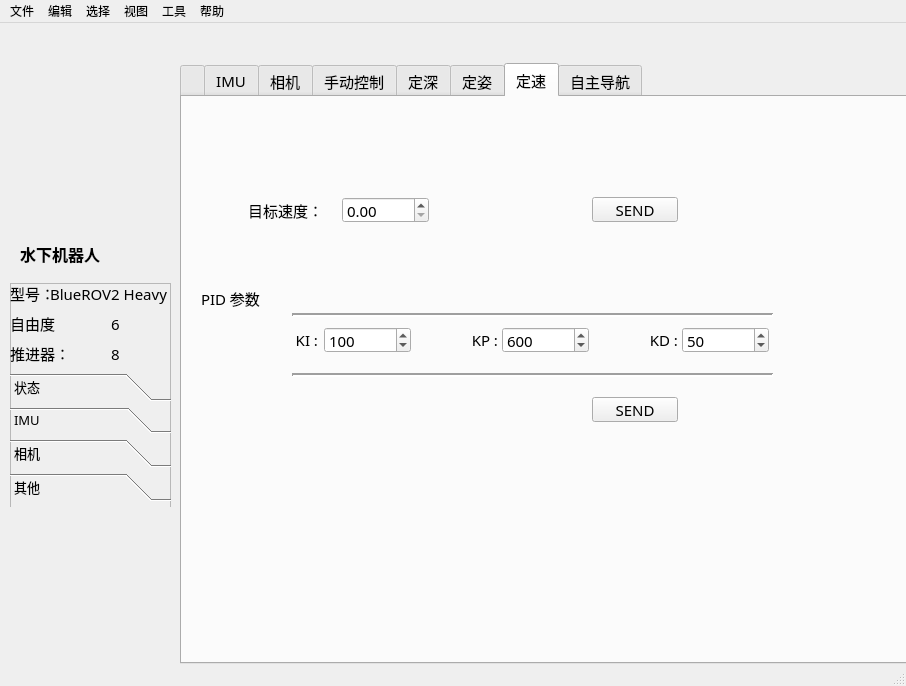
Above: src/gui/gui2.ui from liujiacheng1009/rov_viewer before the change. Below: the same form after it.
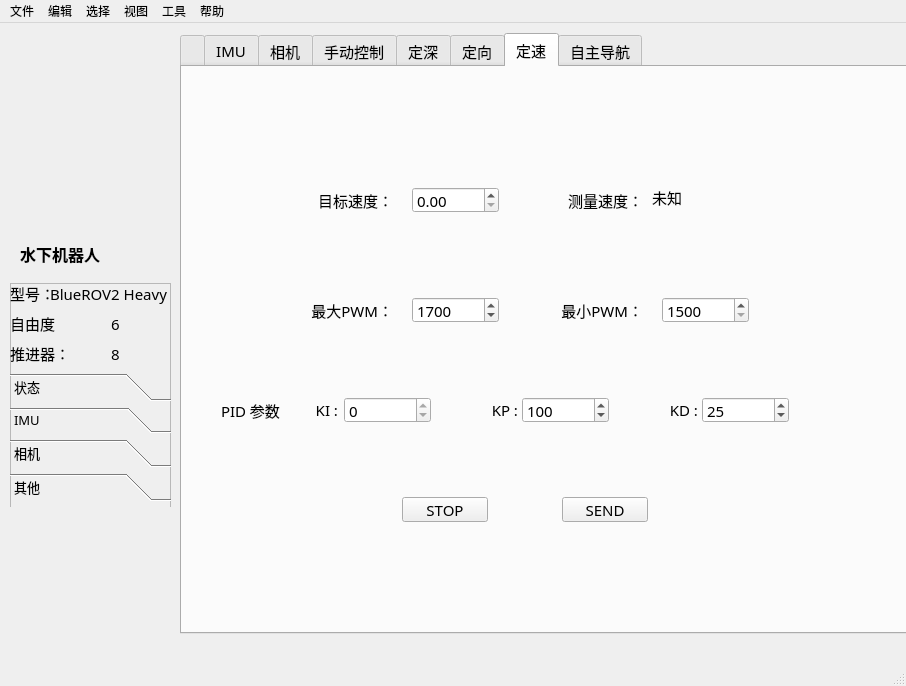
That is the form after the change. The open tabs and pages were chosen to show the change. Icons and pictures are not drawn.

The edit to the form file:
```diff
--- a/src/gui/gui2.ui
+++ b/src/gui/gui2.ui
@@ -33,7 +33,7 @@
     <property name="geometry">
      <rect>
       <x>180</x>
-      <y>40</y>
+      <y>10</y>
       <width>751</width>
       <height>601</height>
      </rect>
@@ -1327,7 +1327,7 @@
     </widget>
     <widget class="QWidget" name="tab_3">
      <attribute name="title">
-      <string>定姿</string>
+      <string>定向</string>
      </attribute>
      <widget class="QLabel" name="label_25">
       <property name="geometry">
@@ -1457,270 +1457,394 @@
        <number>100</number>
       </property>
      </widget>
-     <widget class="QPushButton" name="pushButton_send_parameters_depth_3">
-      <property name="geometry">
-       <rect>
-        <x>410</x>
-        <y>300</y>
-        <width>86</width>
-        <height>25</height>
-       </rect>
-      </property>
-      <property name="text">
-       <string>SEND</string>
-      </property>
-     </widget>
-     <widget class="QPushButton" name="pushButton_send_parameters_depth_4">
-      <property name="geometry">
-       <rect>
-        <x>410</x>
-        <y>100</y>
-        <width>86</width>
-        <height>25</height>
-       </rect>
-      </property>
-      <property name="text">
-       <string>SEND</string>
-      </property>
-     </widget>
-     <widget class="QSpinBox" name="spinBox_KD_depth_2">
-      <property name="geometry">
-       <rect>
-        <x>500</x>
-        <y>230</y>
-        <width>87</width>
-        <height>26</height>
-       </rect>
-      </property>
-      <property name="maximum">
-       <number>1000</number>
-      </property>
-      <property name="value">
-       <number>50</number>
-      </property>
-      <property name="displayIntegerBase">
-       <number>10</number>
-      </property>
-     </widget>
-     <widget class="QDoubleSpinBox" name="doubleSpinBox_depth_2">
-      <property name="geometry">
-       <rect>
-        <x>160</x>
-        <y>100</y>
-        <width>87</width>
-        <height>26</height>
-       </rect>
-      </property>
-     </widget>
-     <widget class="QLabel" name="label_23">
-      <property name="geometry">
-       <rect>
-        <x>5</x>
-        <y>188</y>
-        <width>87</width>
-        <height>26</height>
-       </rect>
-      </property>
-      <property name="text">
-       <string>PID 参数</string>
-      </property>
-      <property name="alignment">
-       <set>Qt::AlignCenter</set>
-      </property>
-     </widget>
-    </widget>
-    <widget class="QWidget" name="tab_4">
-     <attribute name="title">
-      <string>定速</string>
-     </attribute>
      <widget class="QLabel" name="label_26">
       <property name="geometry">
        <rect>
-        <x>230</x>
-        <y>230</y>
+        <x>420</x>
+        <y>310</y>
         <width>86</width>
         <height>26</height>
        </rect>
       </property>
       <property name="text">
-       <string>KP :</string>
+       <string>KD :</string>
       </property>
       <property name="alignment">
        <set>Qt::AlignRight|Qt::AlignTrailing|Qt::AlignVCenter</set>
       </property>
      </widget>
-     <widget class="QSpinBox" name="spinBox_KP_depth_3">
+     <widget class="QWidget" name="verticalLayoutWidget_10">
       <property name="geometry">
        <rect>
-        <x>320</x>
-        <y>230</y>
-        <width>87</width>
-        <height>26</height>
+        <x>110</x>
+        <y>180</y>
+        <width>501</width>
+        <height>80</height>
        </rect>
       </property>
-      <property name="maximum">
-       <number>1000</number>
-      </property>
-      <property name="value">
-       <number>600</number>
-      </property>
+      <layout class="QVBoxLayout" name="verticalLayout_16"/>
      </widget>
      <widget class="QLabel" name="label_27">
       <property name="geometry">
        <rect>
-        <x>50</x>
-        <y>230</y>
+        <x>460</x>
+        <y>100</y>
+        <width>81</width>
+        <height>21</height>
+       </rect>
+      </property>
+      <property name="text">
+       <string>未知</string>
+      </property>
+     </widget>
+     <widget class="QPushButton" name="pb_heading_send">
+      <property name="geometry">
+       <rect>
+        <x>370</x>
+        <y>410</y>
         <width>86</width>
-        <height>26</height>
+        <height>25</height>
        </rect>
       </property>
       <property name="text">
-       <string>KI :</string>
-      </property>
-      <property name="alignment">
-       <set>Qt::AlignRight|Qt::AlignTrailing|Qt::AlignVCenter</set>
+       <string>SEND</string>
       </property>
      </widget>
-     <widget class="Line" name="line_5">
+     <widget class="QWidget" name="verticalLayoutWidget_11">
       <property name="geometry">
        <rect>
         <x>110</x>
-        <y>270</y>
-        <width>481</width>
-        <height>16</height>
+        <y>60</y>
+        <width>501</width>
+        <height>80</height>
        </rect>
       </property>
-      <property name="lineWidth">
-       <number>2</number>
-      </property>
-      <property name="orientation">
-       <enum>Qt::Horizontal</enum>
-      </property>
+      <layout class="QVBoxLayout" name="verticalLayout_17"/>
      </widget>
      <widget class="QLabel" name="label_28">
       <property name="geometry">
        <rect>
-        <x>50</x>
-        <y>100</y>
+        <x>15</x>
+        <y>310</y>
+        <width>87</width>
+        <height>26</height>
+       </rect>
+      </property>
+      <property name="text">
+       <string>PID 参数</string>
+      </property>
+      <property name="alignment">
+       <set>Qt::AlignCenter</set>
+      </property>
+     </widget>
+     <widget class="QPushButton" name="pb_heading_stop">
+      <property name="geometry">
+       <rect>
+        <x>210</x>
+        <y>410</y>
+        <width>86</width>
+        <height>25</height>
+       </rect>
+      </property>
+      <property name="text">
+       <string>STOP</string>
+      </property>
+     </widget>
+     <widget class="QSpinBox" name="sb_heading_kp">
+      <property name="geometry">
+       <rect>
+        <x>330</x>
+        <y>310</y>
+        <width>87</width>
+        <height>26</height>
+       </rect>
+      </property>
+      <property name="maximum">
+       <number>100</number>
+      </property>
+      <property name="value">
+       <number>35</number>
+      </property>
+     </widget>
+     <widget class="QWidget" name="verticalLayoutWidget_12">
+      <property name="geometry">
+       <rect>
+        <x>110</x>
+        <y>280</y>
+        <width>501</width>
+        <height>80</height>
+       </rect>
+      </property>
+      <layout class="QVBoxLayout" name="verticalLayout_18"/>
+     </widget>
+     <widget class="QLabel" name="label_66">
+      <property name="geometry">
+       <rect>
+        <x>110</x>
+        <y>210</y>
         <width>91</width>
         <height>26</height>
        </rect>
       </property>
       <property name="text">
-       <string>目标速度：</string>
+       <string>最大PWM：</string>
       </property>
       <property name="alignment">
        <set>Qt::AlignRight|Qt::AlignTrailing|Qt::AlignVCenter</set>
       </property>
      </widget>
-     <widget class="Line" name="line_6">
+     <widget class="QDoubleSpinBox" name="dsb_heading_target">
       <property name="geometry">
        <rect>
-        <x>110</x>
-        <y>210</y>
-        <width>481</width>
-        <height>16</height>
+        <x>220</x>
+        <y>100</y>
+        <width>87</width>
+        <height>26</height>
        </rect>
       </property>
-      <property name="lineWidth">
-       <number>2</number>
+      <property name="minimum">
+       <double>0.000000000000000</double>
       </property>
-      <property name="orientation">
-       <enum>Qt::Horizontal</enum>
+      <property name="maximum">
+       <double>360.000000000000000</double>
+      </property>
+      <property name="value">
+       <double>0.000000000000000</double>
+      </property>
+     </widget>
+     <widget class="QSpinBox" name="sb_heading_kd">
+      <property name="geometry">
+       <rect>
+        <x>510</x>
+        <y>310</y>
+        <width>87</width>
+        <height>26</height>
+       </rect>
+      </property>
+      <property name="maximum">
+       <number>100</number>
+      </property>
+      <property name="value">
+       <number>25</number>
+      </property>
+      <property name="displayIntegerBase">
+       <number>10</number>
       </property>
      </widget>
      <widget class="QLabel" name="label_29">
       <property name="geometry">
        <rect>
-        <x>410</x>
-        <y>230</y>
+        <x>240</x>
+        <y>310</y>
         <width>86</width>
         <height>26</height>
        </rect>
       </property>
       <property name="text">
-       <string>KD :</string>
+       <string>KP :</string>
       </property>
       <property name="alignment">
        <set>Qt::AlignRight|Qt::AlignTrailing|Qt::AlignVCenter</set>
       </property>
      </widget>
-     <widget class="QSpinBox" name="spinBox_KI_depth_3">
+     <widget class="QSpinBox" name="sb_heading_max_pwm">
       <property name="geometry">
        <rect>
-        <x>142</x>
-        <y>230</y>
+        <x>220</x>
+        <y>210</y>
         <width>87</width>
         <height>26</height>
        </rect>
       </property>
-      <property name="maximum">
-       <number>1000</number>
+      <property name="minimum">
+       <number>1500</number>
       </property>
-      <property name="value">
-       <number>100</number>
-      </property>
-     </widget>
-     <widget class="QPushButton" name="pushButton_send_parameters_depth_5">
-      <property name="geometry">
-       <rect>
-        <x>410</x>
-        <y>300</y>
-        <width>86</width>
-        <height>25</height>
-       </rect>
-      </property>
-      <property name="text">
-       <string>SEND</string>
-      </property>
-     </widget>
-     <widget class="QPushButton" name="pushButton_send_parameters_depth_6">
-      <property name="geometry">
-       <rect>
-        <x>410</x>
-        <y>100</y>
-        <width>86</width>
-        <height>25</height>
-       </rect>
-      </property>
-      <property name="text">
-       <string>SEND</string>
-      </property>
-     </widget>
-     <widget class="QSpinBox" name="spinBox_KD_depth_3">
-      <property name="geometry">
-       <rect>
-        <x>500</x>
-        <y>230</y>
-        <width>87</width>
-        <height>26</height>
-       </rect>
-      </property>
       <property name="maximum">
-       <number>1000</number>
+       <number>2200</number>
       </property>
       <property name="value">
-       <number>50</number>
+       <number>1700</number>
       </property>
       <property name="displayIntegerBase">
        <number>10</number>
       </property>
      </widget>
-     <widget class="QDoubleSpinBox" name="doubleSpinBox_depth_3">
-      <property name="geometry">
-       <rect>
-        <x>160</x>
-        <y>100</y>
-        <width>87</width>
-        <height>26</height>
-       </rect>
-      </property>
-     </widget>
      <widget class="QLabel" name="label_34">
       <property name="geometry">
        <rect>
-        <x>5</x>
-        <y>188</y>
+        <x>110</x>
+        <y>100</y>
+        <width>91</width>
+        <height>26</height>
+       </rect>
+      </property>
+      <property name="text">
+       <string>目标方向：</string>
+      </property>
+      <property name="alignment">
+       <set>Qt::AlignRight|Qt::AlignTrailing|Qt::AlignVCenter</set>
+      </property>
+     </widget>
+     <widget class="QLabel" name="label_67">
+      <property name="geometry">
+       <rect>
+        <x>360</x>
+        <y>100</y>
+        <width>91</width>
+        <height>26</height>
+       </rect>
+      </property>
+      <property name="text">
+       <string>测量方向：</string>
+      </property>
+      <property name="alignment">
+       <set>Qt::AlignRight|Qt::AlignTrailing|Qt::AlignVCenter</set>
+      </property>
+     </widget>
+     <widget class="QLabel" name="label_68">
+      <property name="geometry">
+       <rect>
+        <x>60</x>
+        <y>310</y>
+        <width>86</width>
+        <height>26</height>
+       </rect>
+      </property>
+      <property name="text">
+       <string>KI :</string>
+      </property>
+      <property name="alignment">
+       <set>Qt::AlignRight|Qt::AlignTrailing|Qt::AlignVCenter</set>
+      </property>
+     </widget>
+     <widget class="QSpinBox" name="sb_depth_max_pwm_8">
+      <property name="geometry">
+       <rect>
+        <x>470</x>
+        <y>210</y>
+        <width>87</width>
+        <height>26</height>
+       </rect>
+      </property>
+      <property name="minimum">
+       <number>1500</number>
+      </property>
+      <property name="maximum">
+       <number>2200</number>
+      </property>
+      <property name="value">
+       <number>1500</number>
+      </property>
+      <property name="displayIntegerBase">
+       <number>10</number>
+      </property>
+     </widget>
+    </widget>
+    <widget class="QWidget" name="tab_4">
+     <attribute name="title">
+      <string>定速</string>
+     </attribute>
+     <widget class="QLabel" name="label_69">
+      <property name="geometry">
+       <rect>
+        <x>370</x>
+        <y>230</y>
+        <width>91</width>
+        <height>26</height>
+       </rect>
+      </property>
+      <property name="text">
+       <string>最小PWM：</string>
+      </property>
+      <property name="alignment">
+       <set>Qt::AlignRight|Qt::AlignTrailing|Qt::AlignVCenter</set>
+      </property>
+     </widget>
+     <widget class="QSpinBox" name="sb_velocity_ki">
+      <property name="geometry">
+       <rect>
+        <x>162</x>
+        <y>330</y>
+        <width>87</width>
+        <height>26</height>
+       </rect>
+      </property>
+      <property name="maximum">
+       <number>0</number>
+      </property>
+      <property name="value">
+       <number>0</number>
+      </property>
+     </widget>
+     <widget class="QLabel" name="label_70">
+      <property name="geometry">
+       <rect>
+        <x>430</x>
+        <y>330</y>
+        <width>86</width>
+        <height>26</height>
+       </rect>
+      </property>
+      <property name="text">
+       <string>KD :</string>
+      </property>
+      <property name="alignment">
+       <set>Qt::AlignRight|Qt::AlignTrailing|Qt::AlignVCenter</set>
+      </property>
+     </widget>
+     <widget class="QWidget" name="verticalLayoutWidget_13">
+      <property name="geometry">
+       <rect>
+        <x>120</x>
+        <y>200</y>
+        <width>501</width>
+        <height>80</height>
+       </rect>
+      </property>
+      <layout class="QVBoxLayout" name="verticalLayout_19"/>
+     </widget>
+     <widget class="QLabel" name="label_71">
+      <property name="geometry">
+       <rect>
+        <x>470</x>
+        <y>120</y>
+        <width>81</width>
+        <height>21</height>
+       </rect>
+      </property>
+      <property name="text">
+       <string>未知</string>
+      </property>
+     </widget>
+     <widget class="QPushButton" name="pb_velocity_send">
+      <property name="geometry">
+       <rect>
+        <x>380</x>
+        <y>430</y>
+        <width>86</width>
+        <height>25</height>
+       </rect>
+      </property>
+      <property name="text">
+       <string>SEND</string>
+      </property>
+     </widget>
+     <widget class="QWidget" name="verticalLayoutWidget_14">
+      <property name="geometry">
+       <rect>
+        <x>120</x>
+        <y>80</y>
+        <width>501</width>
+        <height>80</height>
+       </rect>
+      </property>
+      <layout class="QVBoxLayout" name="verticalLayout_20"/>
+     </widget>
+     <widget class="QLabel" name="label_72">
+      <property name="geometry">
+       <rect>
+        <x>25</x>
+        <y>330</y>
         <width>87</width>
         <height>26</height>
        </rect>
@@ -1732,6 +1856,199 @@
        <set>Qt::AlignCenter</set>
       </property>
      </widget>
+     <widget class="QPushButton" name="pb_velocity_stop">
+      <property name="geometry">
+       <rect>
+        <x>220</x>
+        <y>430</y>
+        <width>86</width>
+        <height>25</height>
+       </rect>
+      </property>
+      <property name="text">
+       <string>STOP</string>
+      </property>
+     </widget>
+     <widget class="QSpinBox" name="sb_velocity_kp">
+      <property name="geometry">
+       <rect>
+        <x>340</x>
+        <y>330</y>
+        <width>87</width>
+        <height>26</height>
+       </rect>
+      </property>
+      <property name="maximum">
+       <number>1000</number>
+      </property>
+      <property name="value">
+       <number>100</number>
+      </property>
+     </widget>
+     <widget class="QWidget" name="verticalLayoutWidget_15">
+      <property name="geometry">
+       <rect>
+        <x>120</x>
+        <y>300</y>
+        <width>501</width>
+        <height>80</height>
+       </rect>
+      </property>
+      <layout class="QVBoxLayout" name="verticalLayout_21"/>
+     </widget>
+     <widget class="QLabel" name="label_73">
+      <property name="geometry">
+       <rect>
+        <x>120</x>
+        <y>230</y>
+        <width>91</width>
+        <height>26</height>
+       </rect>
+      </property>
+      <property name="text">
+       <string>最大PWM：</string>
+      </property>
+      <property name="alignment">
+       <set>Qt::AlignRight|Qt::AlignTrailing|Qt::AlignVCenter</set>
+      </property>
+     </widget>
+     <widget class="QDoubleSpinBox" name="dsb_velocity_target">
+      <property name="geometry">
+       <rect>
+        <x>230</x>
+        <y>120</y>
+        <width>87</width>
+        <height>26</height>
+       </rect>
+      </property>
+     </widget>
+     <widget class="QSpinBox" name="sb_velocity_kd">
+      <property name="geometry">
+       <rect>
+        <x>520</x>
+        <y>330</y>
+        <width>87</width>
+        <height>26</height>
+       </rect>
+      </property>
+      <property name="maximum">
+       <number>1000</number>
+      </property>
+      <property name="value">
+       <number>25</number>
+      </property>
+      <property name="displayIntegerBase">
+       <number>10</number>
+      </property>
+     </widget>
+     <widget class="QLabel" name="label_74">
+      <property name="geometry">
+       <rect>
+        <x>250</x>
+        <y>330</y>
+        <width>86</width>
+        <height>26</height>
+       </rect>
+      </property>
+      <property name="text">
+       <string>KP :</string>
+      </property>
+      <property name="alignment">
+       <set>Qt::AlignRight|Qt::AlignTrailing|Qt::AlignVCenter</set>
+      </property>
+     </widget>
+     <widget class="QSpinBox" name="sb_velocity_max_pwm">
+      <property name="geometry">
+       <rect>
+        <x>230</x>
+        <y>230</y>
+        <width>87</width>
+        <height>26</height>
+       </rect>
+      </property>
+      <property name="minimum">
+       <number>1500</number>
+      </property>
+      <property name="maximum">
+       <number>2200</number>
+      </property>
+      <property name="value">
+       <number>1700</number>
+      </property>
+      <property name="displayIntegerBase">
+       <number>10</number>
+      </property>
+     </widget>
+     <widget class="QLabel" name="label_75">
+      <property name="geometry">
+       <rect>
+        <x>120</x>
+        <y>120</y>
+        <width>91</width>
+        <height>26</height>
+       </rect>
+      </property>
+      <property name="text">
+       <string>目标速度：</string>
+      </property>
+      <property name="alignment">
+       <set>Qt::AlignRight|Qt::AlignTrailing|Qt::AlignVCenter</set>
+      </property>
+     </widget>
+     <widget class="QLabel" name="label_76">
+      <property name="geometry">
+       <rect>
+        <x>370</x>
+        <y>120</y>
+        <width>91</width>
+        <height>26</height>
+       </rect>
+      </property>
+      <property name="text">
+       <string>测量速度：</string>
+      </property>
+      <property name="alignment">
+       <set>Qt::AlignRight|Qt::AlignTrailing|Qt::AlignVCenter</set>
+      </property>
+     </widget>
+     <widget class="QLabel" name="label_77">
+      <property name="geometry">
+       <rect>
+        <x>70</x>
+        <y>330</y>
+        <width>86</width>
+        <height>26</height>
+       </rect>
+      </property>
+      <property name="text">
+       <string>KI :</string>
+      </property>
+      <property name="alignment">
+       <set>Qt::AlignRight|Qt::AlignTrailing|Qt::AlignVCenter</set>
+      </property>
+     </widget>
+     <widget class="QSpinBox" name="sb_depth_max_pwm_10">
+      <property name="geometry">
+       <rect>
+        <x>480</x>
+        <y>230</y>
+        <width>87</width>
+        <height>26</height>
+       </rect>
+      </property>
+      <property name="minimum">
+       <number>1500</number>
+      </property>
+      <property name="maximum">
+       <number>2200</number>
+      </property>
+      <property name="value">
+       <number>1500</number>
+      </property>
+      <property name="displayIntegerBase">
+       <number>10</number>
+      </property>
+     </widget>
     </widget>
     <widget class="QWidget" name="tab_5">
      <attribute name="title">
```
Left out of the diff: 331 changed lines with no effect on the pictures.
